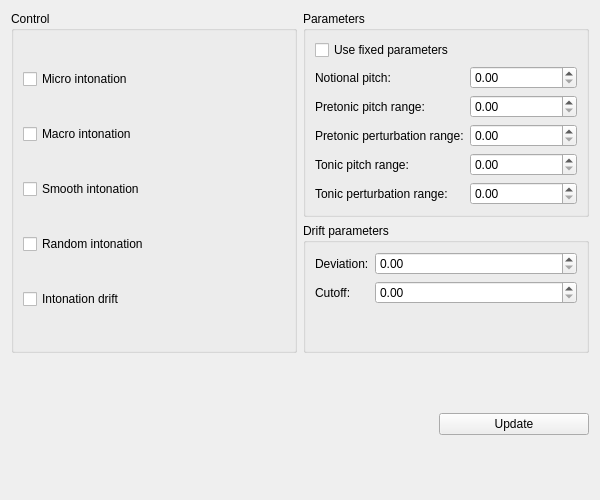
Before: the Qt Designer form ui/IntonationParametersWindow.ui in mym-br/gama_tts_editor, drawn with Qt 5.
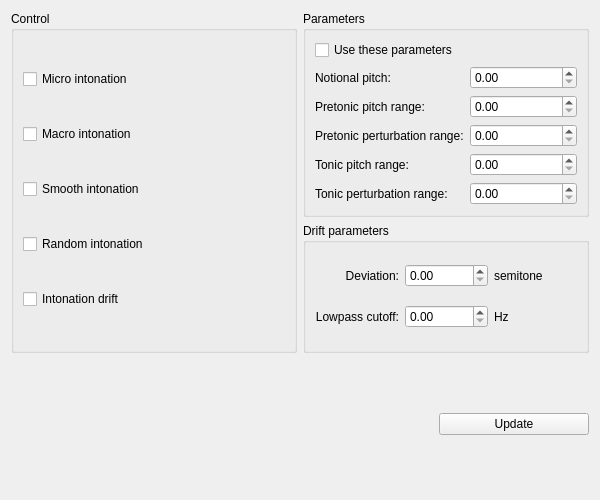
After: the same form once the commit is applied.

Commit message: IntonationWindow: Change text and range of drift generator parameters.

The edit to the form file:
```diff
--- a/ui/IntonationParametersWindow.ui
+++ b/ui/IntonationParametersWindow.ui
@@ -20,6 +20,13 @@
       <string>Parameters</string>
      </property>
      <layout class="QFormLayout" name="formLayout_2">
+      <item row="0" column="0">
+       <widget class="QCheckBox" name="useParametersCheckBox">
+        <property name="text">
+         <string>Use these parameters</string>
+        </property>
+       </widget>
+      </item>
       <item row="1" column="0">
        <widget class="QLabel" name="label_3">
         <property name="text">
@@ -37,9 +44,6 @@
         </property>
        </widget>
       </item>
-      <item row="5" column="1">
-       <widget class="QDoubleSpinBox" name="tonicPerturbationRangeSpinBox"/>
-      </item>
       <item row="2" column="1">
        <widget class="QDoubleSpinBox" name="pretonicPitchRangeSpinBox"/>
       </item>
@@ -50,6 +54,9 @@
         </property>
        </widget>
       </item>
+      <item row="3" column="1">
+       <widget class="QDoubleSpinBox" name="pretonicPerturbationRangeSpinBox"/>
+      </item>
       <item row="4" column="0">
        <widget class="QLabel" name="label_5">
         <property name="text">
@@ -57,6 +64,9 @@
         </property>
        </widget>
       </item>
+      <item row="4" column="1">
+       <widget class="QDoubleSpinBox" name="tonicPitchRangeSpinBox"/>
+      </item>
       <item row="5" column="0">
        <widget class="QLabel" name="label_6">
         <property name="text">
@@ -64,47 +74,8 @@
         </property>
        </widget>
       </item>
-      <item row="3" column="1">
-       <widget class="QDoubleSpinBox" name="pretonicPerturbationRangeSpinBox"/>
-      </item>
-      <item row="4" column="1">
-       <widget class="QDoubleSpinBox" name="tonicPitchRangeSpinBox"/>
-      </item>
-      <item row="0" column="0">
-       <widget class="QCheckBox" name="useParametersCheckBox">
-        <property name="text">
-         <string>Use fixed parameters</string>
-        </property>
-       </widget>
-      </item>
-     </layout>
-    </widget>
-   </item>
-   <item row="1" column="1">
-    <widget class="QGroupBox" name="groupBox_3">
-     <property name="title">
-      <string>Drift parameters</string>
-     </property>
-     <layout class="QFormLayout" name="formLayout">
-      <item row="0" column="0">
-       <widget class="QLabel" name="label">
-        <property name="text">
-         <string>Deviation:</string>
-        </property>
-       </widget>
-      </item>
-      <item row="0" column="1">
-       <widget class="QDoubleSpinBox" name="deviationSpinBox"/>
-      </item>
-      <item row="1" column="0">
-       <widget class="QLabel" name="label_2">
-        <property name="text">
-         <string>Cutoff:</string>
-        </property>
-       </widget>
-      </item>
-      <item row="1" column="1">
-       <widget class="QDoubleSpinBox" name="cutoffSpinBox"/>
+      <item row="5" column="1">
+       <widget class="QDoubleSpinBox" name="tonicPerturbationRangeSpinBox"/>
       </item>
      </layout>
     </widget>
@@ -200,6 +171,55 @@
      </layout>
     </widget>
    </item>
+   <item row="1" column="1">
+    <widget class="QGroupBox" name="groupBox_3">
+     <property name="title">
+      <string>Drift parameters</string>
+     </property>
+     <layout class="QGridLayout" name="gridLayout_2">
+      <item row="1" column="2">
+       <widget class="QLabel" name="label_9">
+        <property name="text">
+         <string>Hz</string>
+        </property>
+       </widget>
+      </item>
+      <item row="0" column="2">
+       <widget class="QLabel" name="label_10">
+        <property name="text">
+         <string>semitone</string>
+        </property>
+       </widget>
+      </item>
+      <item row="0" column="1">
+       <widget class="QDoubleSpinBox" name="deviationSpinBox"/>
+      </item>
+      <item row="1" column="0">
+       <widget class="QLabel" name="label_2">
+        <property name="text">
+         <string>Lowpass cutoff:</string>
+        </property>
+        <property name="alignment">
+         <set>Qt::AlignRight|Qt::AlignTrailing|Qt::AlignVCenter</set>
+        </property>
+       </widget>
+      </item>
+      <item row="1" column="1">
+       <widget class="QDoubleSpinBox" name="cutoffSpinBox"/>
+      </item>
+      <item row="0" column="0">
+       <widget class="QLabel" name="label">
+        <property name="text">
+         <string>Deviation:</string>
+        </property>
+        <property name="alignment">
+         <set>Qt::AlignRight|Qt::AlignTrailing|Qt::AlignVCenter</set>
+        </property>
+       </widget>
+      </item>
+     </layout>
+    </widget>
+   </item>
   </layout>
  </widget>
  <resources/>
```
The commit also changes 1 other file.
